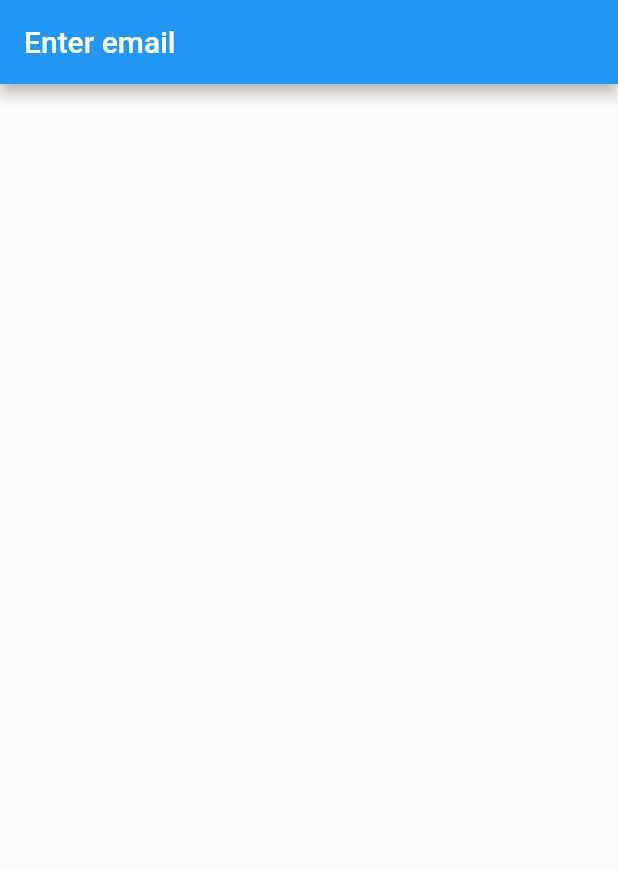
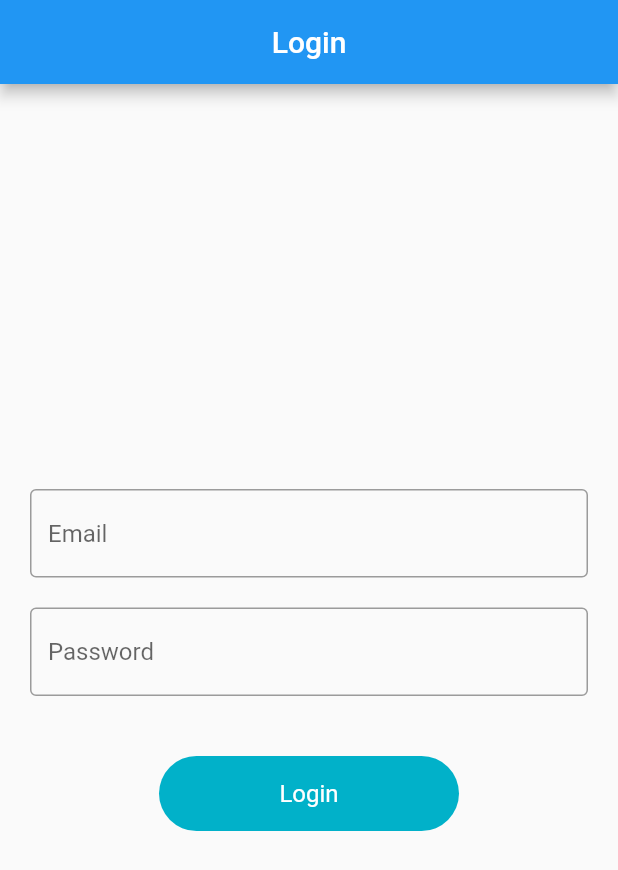
Before and after one commit to axiftaj/Flutter-GetX-MVVM-With-REST-APIs, a Flutter app: the screen it shows after launch, on a phone screen of 412 x 824 dp. Shown: the top 870 px of the screen. Run offline on Flutter 3.47's test engine with Material 2 defaults, Android fonts, the phone set to English and light mode, and no system bars; our stand-ins replace fluttertoast, get.

Commit message:
login view added

```diff
--- a/lib/res/components/round_button.dart
+++ b/lib/res/components/round_button.dart
@@ -24,7 +24,9 @@
   final Color textColor, buttonColor ;
   @override
   Widget build(BuildContext context) {
-    return  Container(
+    return  InkWell(
+      onTap: onPress,
+      child: Container(
         height: height,
         width: width,
         decoration: BoxDecoration(
@@ -36,6 +38,7 @@
         Center(
           child: Text(title , style:  Theme.of(context).textTheme.titleMedium!.copyWith(color: Colors.white),),
         ),
+      ),
     );
   }
 }
--- a/lib/res/getx_loclization/languages.dart
+++ b/lib/res/getx_loclization/languages.dart
@@ -7,9 +7,12 @@
   @override
   Map<String , Map<String, String>> get keys => {
     'en_US' : {
-      'email_hint' : 'Enter email' ,
+      'email_hint' : 'Email' ,
       'internet_exception' : "We're unable tp show results.\nPlease check your data\nconenction." ,
-      'general_exception' : "We're unable to process your request.\n Please try again"
+      'general_exception' : "We're unable to process your request.\n Please try again" ,
+      'welcome_back' : 'Welcome\nBack' ,
+      'login' :'Login' ,
+      'password_hint' :'Password' ,
     },
     'ur_PK' : {
       'email_hint' : 'asدسسدفاسف'
--- a/lib/res/routes/routes.dart
+++ b/lib/res/routes/routes.dart
@@ -2,6 +2,7 @@
 
 import 'package:get/get.dart';
 import 'package:getx_mvvm/res/routes/routes_name.dart';
+import 'package:getx_mvvm/view/login/login_view.dart';
 import 'package:getx_mvvm/view/splash_screen.dart';
 
 class AppRoutes {
@@ -13,7 +14,12 @@
       transitionDuration: Duration(milliseconds: 250),
       transition: Transition.leftToRightWithFade ,
     ) ,
-
+    GetPage(
+      name: RouteName.loginView,
+      page: () => LoginView() ,
+      transitionDuration: Duration(milliseconds: 250),
+      transition: Transition.leftToRightWithFade ,
+    ) ,
   ];
 
 }
--- a/lib/res/routes/routes_name.dart
+++ b/lib/res/routes/routes_name.dart
@@ -4,7 +4,7 @@
 
   static const String splashScreen = '/' ;
 
-  static const String loginScreen = '/login_screen' ;
+  static const String loginView = '/login_view' ;
 
 
 }
--- /dev/null
+++ b/lib/view/login/login_view.dart
@@ -0,0 +1,98 @@
+import 'package:flutter/material.dart';
+import 'package:get/get.dart';
+import 'package:getx_mvvm/data/response/api_response.dart';
+import 'package:getx_mvvm/res/components/round_button.dart';
+import 'package:getx_mvvm/utils/utils.dart';
+import 'package:getx_mvvm/view_models/controller/login_view_model.dart';
+
+import '../../data/response/status.dart';
+
+
+
+class LoginView extends StatefulWidget {
+  const LoginView({Key? key}) : super(key: key);
+
+  @override
+  State<LoginView> createState() => _LoginViewState();
+}
+
+class _LoginViewState extends State<LoginView> {
+
+  final loginVM = Get.put(LoginViewModel()) ;
+  final _formkey = GlobalKey<FormState>();
+
+
+  @override
+  Widget build(BuildContext context) {
+    return Scaffold(
+      appBar: AppBar(
+        centerTitle: true,
+        automaticallyImplyLeading:false,
+        title: Text('login'.tr),
+      ),
+      body: Padding(
+        padding: const EdgeInsets.symmetric(horizontal: 20),
+        child: Column(
+          mainAxisAlignment: MainAxisAlignment.center,
+          crossAxisAlignment: CrossAxisAlignment.center,
+          children: [
+            Form(
+              key: _formkey,
+              child: Column(
+                children: [
+                  TextFormField(
+                    controller: loginVM.emailController.value,
+                    focusNode: loginVM.emailFocusNode.value,
+
+                    validator: (value){
+                      if(value!.isEmpty){
+                        Utils.snackBar('Email', 'Enter email');
+                    }
+                    },
+                    onFieldSubmitted: (value){
+                      Utils.fieldFocusChange(context, loginVM.emailFocusNode.value, loginVM.passwordFocusNode.value);
+                    },
+                    decoration: InputDecoration(
+                        hintText: 'email_hint'.tr,
+                        border: OutlineInputBorder()
+                    ),
+                  ),
+                  const SizedBox(height: 20,),
+                  TextFormField(
+                    controller: loginVM.passwordController.value,
+                    focusNode: loginVM.passwordFocusNode.value,
+                    obscureText: true,
+                    validator: (value){
+                      if(value!.isEmpty){
+                        Utils.snackBar('Password', 'Enter password');
+                      }
+                    },
+                    onFieldSubmitted: (value){
+
+                    },
+                    decoration: InputDecoration(
+                        hintText: 'password_hint'.tr,
+                        border: OutlineInputBorder()
+                    ),
+                  ),
+
+                ],
+              ),
+            ),
+
+            const SizedBox(height: 40,),
+            Obx(() => RoundButton(
+                width: 200,
+                title: 'login'.tr,
+                onPress: (){
+                  if(_formkey.currentState!.validate()){
+                  }
+                }
+            ))
+
+          ],
+        ),
+      ),
+    );
+  }
+}
--- a/lib/view/splash_screen.dart
+++ b/lib/view/splash_screen.dart
@@ -1,6 +1,6 @@
-
 import 'package:flutter/material.dart';
 import 'package:get/get.dart';
+import 'package:getx_mvvm/view_models/services/splash_services.dart';
 
 
 class SplashScreen extends StatefulWidget {
@@ -11,18 +11,22 @@
 }
 
 class _SplashScreenState extends State<SplashScreen> {
+
+  SplashServices splashScreen = SplashServices();
+
+  @override
+  void initState() {
+    // TODO: implement initState
+    super.initState();
+    splashScreen.isLogin();
+
+  }
+
   @override
   Widget build(BuildContext context) {
     return  Scaffold(
-      appBar: AppBar(
-
-        title: Text('email_hint'.tr),
-      ),
-      body: Column(
-        children: [
-
-        ],
-      ),
+      backgroundColor: Colors.teal,
+      body: Center(child: Text('welcome_back'.tr, textAlign: TextAlign.center,)),
     );
   }
 }
--- /dev/null
+++ b/lib/view_models/controller/login_view_model.dart
@@ -0,0 +1,21 @@
+
+
+import 'dart:convert';
+
+import 'package:flutter/cupertino.dart';
+import 'package:get/get.dart';
+import 'package:getx_mvvm/utils/utils.dart';
+import 'package:http/http.dart';
+
+import '../../data/response/api_response.dart';
+
+class LoginViewModel extends GetxController {
+
+  final emailController = TextEditingController().obs ;
+  final passwordController = TextEditingController().obs ;
+
+  final emailFocusNode = FocusNode().obs;
+  final passwordFocusNode = FocusNode().obs;
+
+
+}
--- /dev/null
+++ b/lib/view_models/services/splash_services.dart
@@ -0,0 +1,16 @@
+
+
+import 'dart:async';
+
+import 'package:get/get.dart';
+import 'package:getx_mvvm/res/routes/routes_name.dart';
+
+class SplashServices {
+
+  void isLogin(){
+
+    Timer(const Duration(seconds: 3) ,
+        () => Get.toNamed(RouteName.loginView) );
+
+  }
+}
```
Also changed, not shown: 1 other file. Lines whose indentation alone changed are shown as unchanged.
